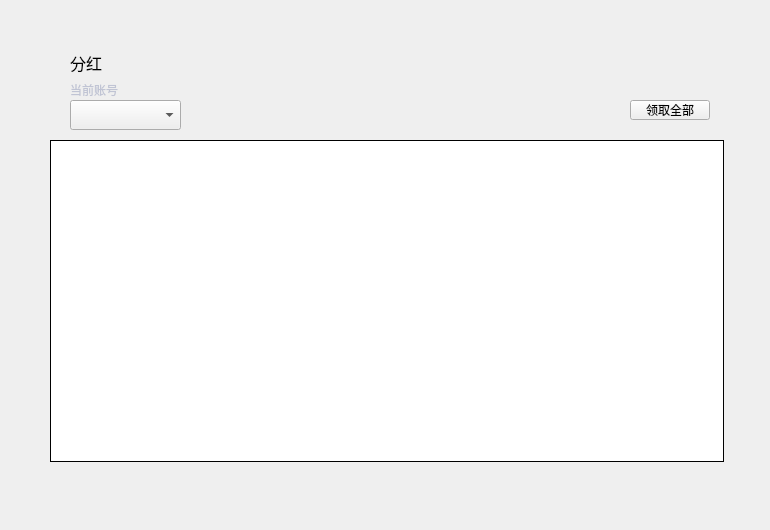
Qt form LNKWallet/bonus/BonusPage.ui (HcashOrg/hx-indicator) before a commit.
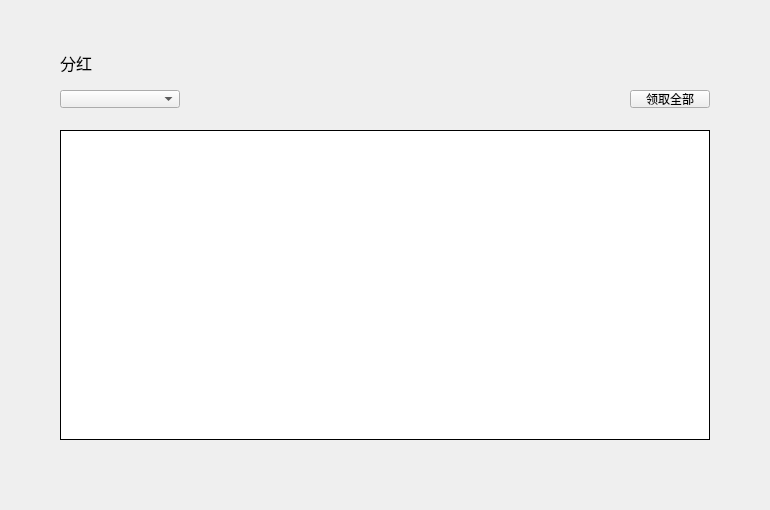
The same form after that commit.

The edit to the form file:
```diff
--- a/LNKWallet/bonus/BonusPage.ui
+++ b/LNKWallet/bonus/BonusPage.ui
@@ -7,43 +7,19 @@
     <x>0</x>
     <y>0</y>
     <width>770</width>
-    <height>530</height>
+    <height>510</height>
    </rect>
   </property>
   <property name="windowTitle">
    <string>Form</string>
   </property>
-  <widget class="QLabel" name="label">
-   <property name="geometry">
-    <rect>
-     <x>70</x>
-     <y>80</y>
-     <width>100</width>
-     <height>20</height>
-    </rect>
-   </property>
-   <property name="font">
-    <font>
-     <family>微软雅黑</family>
-    </font>
-   </property>
-   <property name="styleSheet">
-    <string notr="true">color: rgb(192, 196, 212);</string>
-   </property>
-   <property name="text">
-    <string>当前账号</string>
-   </property>
-   <property name="alignment">
-    <set>Qt::AlignLeading|Qt::AlignLeft|Qt::AlignVCenter</set>
-   </property>
-  </widget>
   <widget class="QComboBox" name="accountComboBox">
    <property name="geometry">
     <rect>
-     <x>70</x>
-     <y>100</y>
-     <width>111</width>
-     <height>30</height>
+     <x>60</x>
+     <y>90</y>
+     <width>120</width>
+     <height>18</height>
     </rect>
    </property>
    <property name="font">
@@ -63,7 +39,7 @@
   <widget class="QLabel" name="title_label">
    <property name="geometry">
     <rect>
-     <x>70</x>
+     <x>60</x>
      <y>50</y>
      <width>120</width>
      <height>26</height>
@@ -88,10 +64,10 @@
   <widget class="QTableWidget" name="bonusTableWidget">
    <property name="geometry">
     <rect>
-     <x>50</x>
-     <y>140</y>
-     <width>674</width>
-     <height>322</height>
+     <x>60</x>
+     <y>130</y>
+     <width>650</width>
+     <height>310</height>
     </rect>
    </property>
    <property name="cursor" stdset="0">
@@ -187,9 +163,9 @@
    <property name="geometry">
     <rect>
      <x>630</x>
-     <y>100</y>
+     <y>90</y>
      <width>80</width>
-     <height>20</height>
+     <height>18</height>
     </rect>
    </property>
    <property name="font">
```
